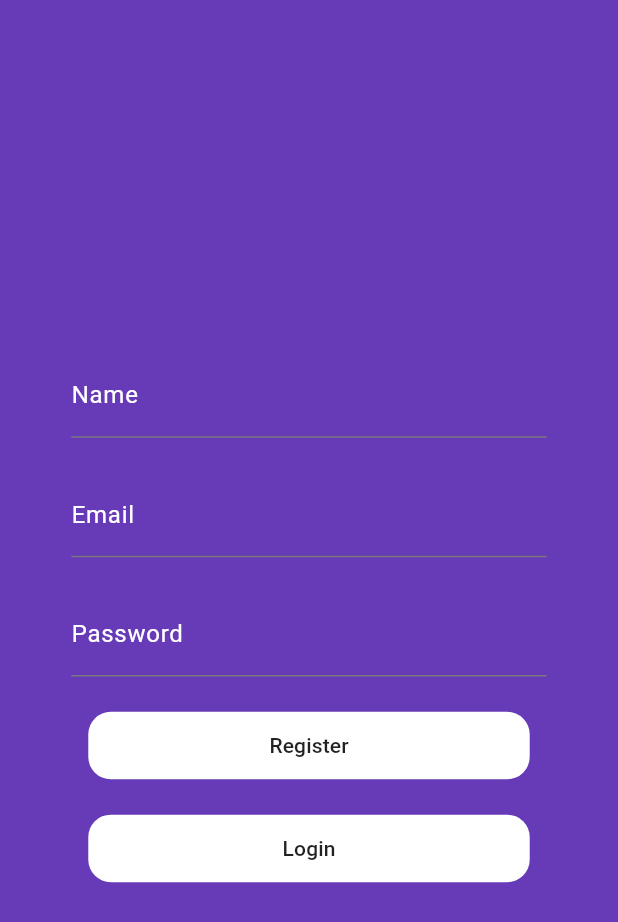
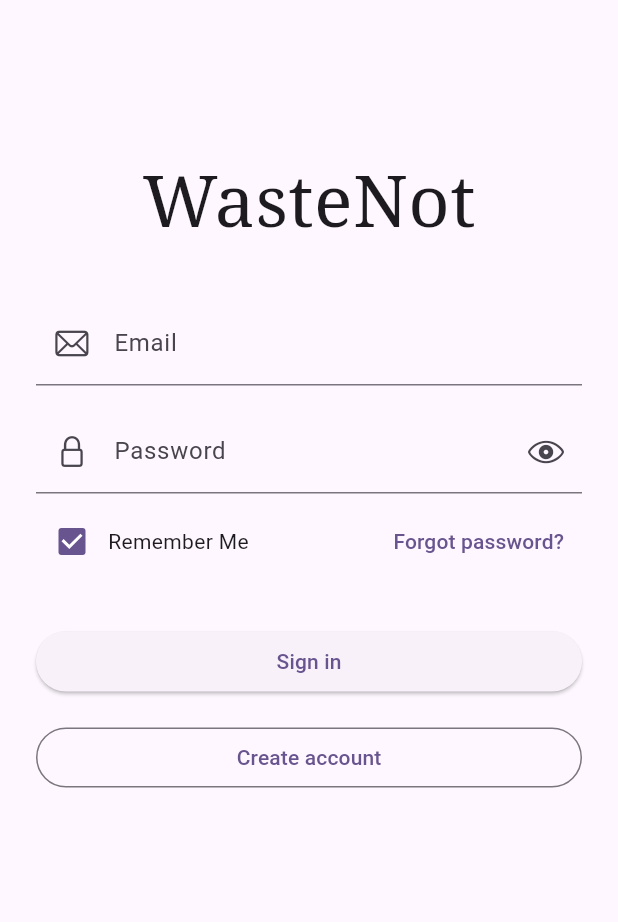
Before and after one commit to do-ko/waste_not, a Flutter app: the screen it shows after launch, on a phone screen of 412 x 824 dp. Shown: the top 922 px of the screen. Run offline on Flutter 3.47's test engine with Material 3 defaults, Android fonts, the phone set to English and light mode, and no system bars; our stand-ins replace cloud_firestore, firebase_auth, firebase_core, flutter_native_splash, flutter_riverpod, get and 2 more; missing offline and left inert: google_mlkit_text_recognition; accounts and stored records are empty.

Commit message:
login and register screens

```diff
--- a/lib/main.dart
+++ b/lib/main.dart
@@ -1,20 +1,33 @@
 import 'package:firebase_core/firebase_core.dart';
 import 'package:flutter/material.dart';
+import 'package:flutter_native_splash/flutter_native_splash.dart';
 import 'package:flutter_riverpod/flutter_riverpod.dart';
+import 'package:get/get.dart';
+import 'package:get_storage/get_storage.dart';
+import 'package:waste_not/controllers/auth.dart';
 import 'package:waste_not/controllers/product.dart';
 import 'package:waste_not/views/add_product.dart';
 import 'package:waste_not/views/authentication.dart';
 import 'package:waste_not/views/edit_account.dart';
 import 'package:waste_not/views/edit_product.dart';
 import 'package:waste_not/views/home.dart';
+import 'package:waste_not/views/login.dart';
 import 'package:waste_not/views/product.dart';
+import 'package:waste_not/views/register.dart';
 import 'package:waste_not/views/settings.dart';
 
 import 'firebase_options.dart';
 
 Future<void> main() async {
-  WidgetsFlutterBinding.ensureInitialized();
+  final widgetBinding = WidgetsFlutterBinding.ensureInitialized();
+
+  await GetStorage.init();
+
+  // FlutterNativeSplash.preserve(widgetsBinding: widgetBinding);
+
   await Firebase.initializeApp(options: DefaultFirebaseOptions.currentPlatform);
+      // .then((FirebaseApp value) => Get.put(AuthenticationController()));
+
   runApp(const ProviderScope(child: WasteNotApp()));
 }
 
@@ -24,7 +37,15 @@ class WasteNotApp extends ConsumerWidget {
   @override
   Widget build(BuildContext context, WidgetRef ref) {
     return MaterialApp(
-      home: const AuthenticationView(),
+      home: const LoginView(),
+      // home: const Scaffold(
+      //   backgroundColor: Colors.deepPurple,
+      //   body: Center(
+      //     child: CircularProgressIndicator(
+      //       color: Colors.white,
+      //     ),
+      //   ),
+      // ),
       title: 'Waste Not (WIP)',
       debugShowCheckedModeBanner: false,
       theme: ThemeData(
@@ -32,6 +53,8 @@ class WasteNotApp extends ConsumerWidget {
         useMaterial3: true,
       ),
       routes: {
+        '/login': (context) => const LoginView(),
+        '/register': (context) => const RegisterView(),
         '/auth': (context) => const AuthenticationView(),
         '/home': (context) => const HomeView(),
         '/settings': (context) => const SettingsView(),
--- /dev/null
+++ b/lib/views/login.dart
@@ -0,0 +1,90 @@
+import 'package:flutter/cupertino.dart';
+import 'package:flutter/material.dart';
+
+class LoginView extends StatelessWidget {
+  const LoginView({super.key});
+
+  @override
+  Widget build(BuildContext context) {
+    return Scaffold(
+      body: SingleChildScrollView(
+        child: Padding(
+          padding: EdgeInsets.only(top: 100, left: 24, bottom: 24, right: 24),
+          child: Column(
+            children: [
+              const Center(
+                child: Text(
+                  "WasteNot",
+                  style: TextStyle(fontSize: 48, fontFamily: "serif"),
+                ),
+              ),
+
+              const SizedBox(
+                height: 32,
+              ),
+
+              Form(
+                  child: Column(
+                    children: [
+                      TextFormField(
+                        decoration: const InputDecoration(
+                          labelText: "Email",
+                          prefixIcon: Icon(CupertinoIcons.mail),
+                        ),
+                      ),
+                      const SizedBox(
+                        height: 16,
+                      ),
+                      TextFormField(
+                        decoration: const InputDecoration(
+                          labelText: "Password",
+                          prefixIcon: Icon(CupertinoIcons.lock),
+                          suffixIcon: Icon(CupertinoIcons.eye),
+                        ),
+                      ),
+
+                      const SizedBox(
+                        height: 8,
+                      ),
+
+                      Row(
+                        mainAxisAlignment: MainAxisAlignment.spaceBetween,
+                        children: [
+                          Row(
+                            children: [
+                              Checkbox(value: true, onChanged: (value) {}),
+                              const Text("Remember Me")
+                            ],
+                          ),
+
+                          TextButton(onPressed: () {},
+                              child: const Text("Forgot password?"))
+                        ],
+                      ),
+
+                      const SizedBox(
+                        height: 32,
+                      ),
+
+                      SizedBox(width: double.infinity,
+                        child: ElevatedButton(
+                            onPressed: () {}, child: const Text("Sign in")),),
+
+                      const SizedBox(
+                        height: 16,
+                      ),
+
+                      SizedBox(width: double.infinity,
+                        child: OutlinedButton(
+                            onPressed: () => {Navigator.of(context).pushNamed("/register")}, child: const Text("Create account")),)
+
+
+                    ],
+                  ))
+            ],
+          ),
+        ),
+      ),
+    );
+  }
+}
--- a/pubspec.yaml
+++ b/pubspec.yaml
@@ -30,8 +30,9 @@ environment:
 dependencies:
   flutter:
     sdk: flutter
-
-
+  get: ^4.6.6
+  get_storage: ^2.1.1
+  flutter_native_splash: ^2.4.0
   # The following adds the Cupertino Icons font to your application.
   # Use with the CupertinoIcons class for iOS style icons.
   cupertino_icons: ^1.0.8
```
Also changed, not shown: lib/controllers/auth.dart (+25 -2 lines), lib/views/register.dart (added, +68 -0 lines), pubspec.lock, 1 other file.
